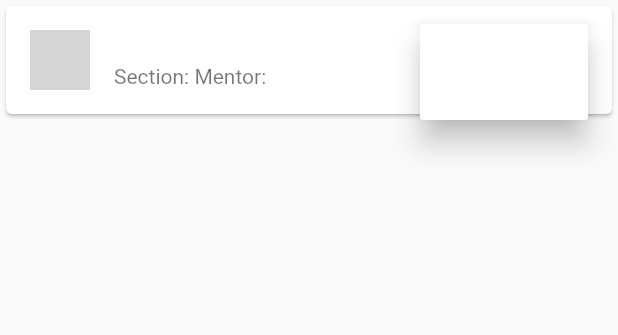
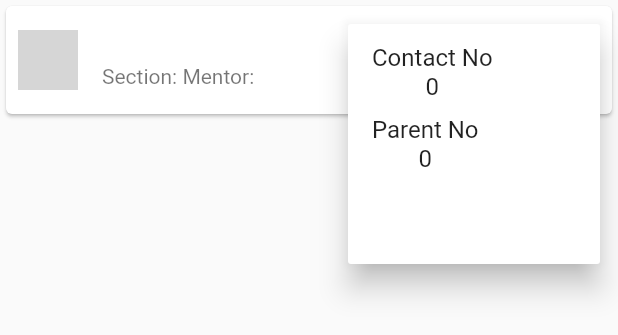
Before and after one commit to akshayyadav76/the_management, a Flutter app: the StudentTile widget shown alone on an empty page, opened directly, after a tap on the "star border" icon, after a tap on the "more vert" icon, on a phone screen of 412 x 824 dp. Shown: the top 335 px of the screen. Run offline on Flutter 3.47's test engine with Material 2 defaults, Android fonts, the phone set to English and light mode, and no system bars; Roboto replaces fonts that are missing (OleoScript); grey boxes are pictures that could not be loaded.

Commit message:
now pop is working fine...

```diff
--- a/lib/widget/student_tile.dart
+++ b/lib/widget/student_tile.dart
@@ -25,12 +25,17 @@ class StudentTile extends StatelessWidget {
 //    this.parentNo,
 //  });
 
+Widget todo(){
+  return PopupMenuItem();
+}
+
   @override
   Widget build(BuildContext context) {
     final student =Provider.of<Student>(context,listen: false);
     print('build');
     return Card(
       child: ListTile(
+        contentPadding: EdgeInsets.symmetric(horizontal: 8.0),
         title: Text(student.studentName),
         leading: CircleAvatar(
           backgroundImage: AssetImage(student.photo),
@@ -38,8 +43,9 @@ class StudentTile extends StatelessWidget {
         trailing: Row(
          // mainAxisAlignment: MainAxisAlignment.end,
           mainAxisSize: MainAxisSize.min,
+
           children: <Widget>[
-
+                //SizedBox(width: 6,),
             Consumer<Student>(builder: (cont,studentCons,ch){
               return GestureDetector(
                   child: Icon(studentCons.isSurveillance?Icons.star:Icons.star_border),
@@ -47,9 +53,23 @@ class StudentTile extends StatelessWidget {
                 student.changeSurveillance();},
               );},
             ),
-            PopupMenuButton(icon: Icon(Icons.more_vert),
+            PopupMenuButton(
+              icon: Icon(Icons.more_vert,),
             itemBuilder: (_)=>[
-              PopupMenuItem()
+              PopupMenuItem(child: GestureDetector(
+                child: Column(children: <Widget>[
+                  Text("Contact No"),
+                  Text('${student.contactNo}')]),
+              ),),PopupMenuItem(child: GestureDetector(
+                child: Column(children: <Widget>[
+                  Text("Parent No"),
+                  Text('${student.parentNo}')]),
+              ),),
+              PopupMenuItem(
+                child: GestureDetector(
+              child:Text('${student.emailId}')
+                ),
+              ),
             ],),
 
 
```
